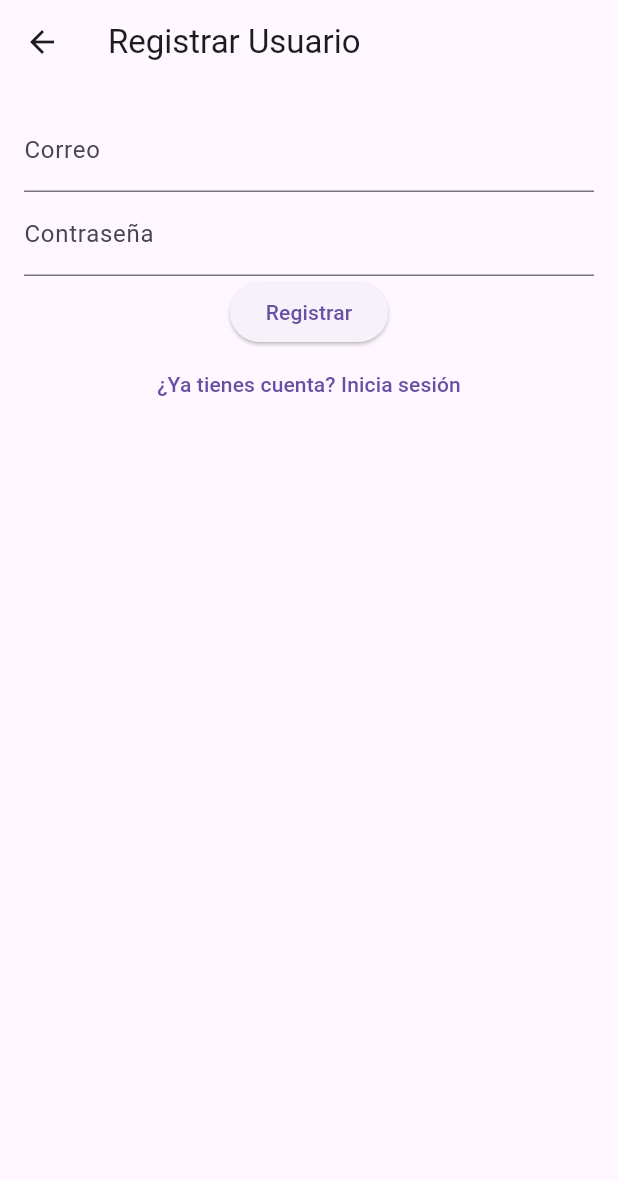
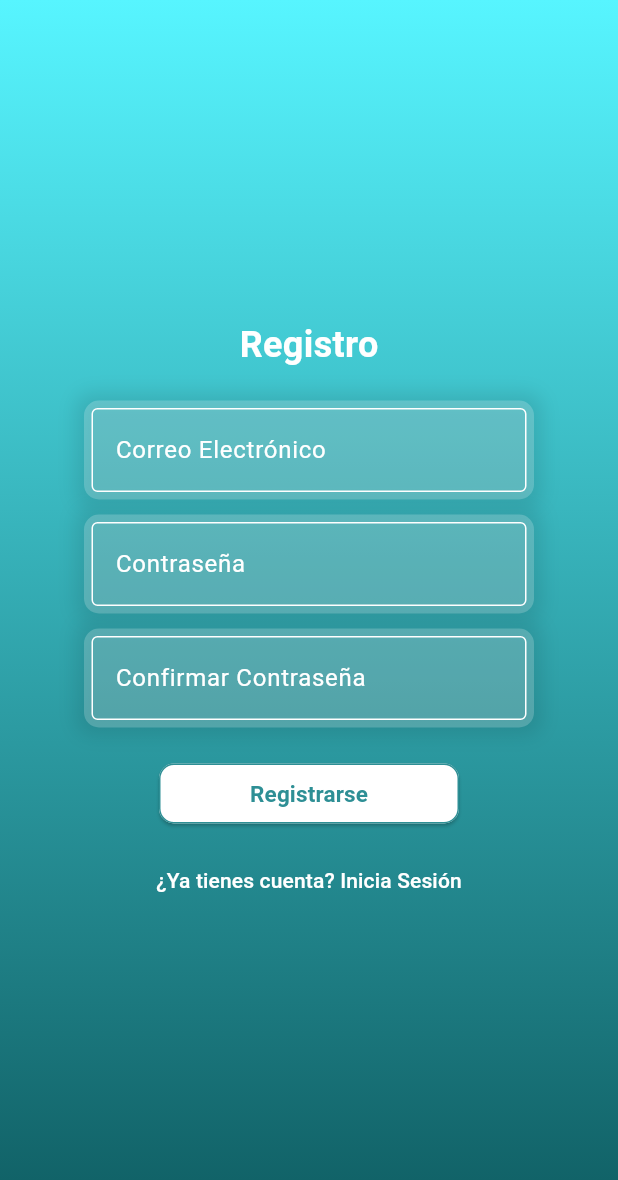
Before and after one commit to Karla-A03/Petify, a Flutter app: the RegisterScreen screen opened by its route, on a phone screen of 412 x 824 dp. Shown: the top 1180 px of the screen. Run offline on Flutter 3.47's test engine with Material 3 defaults, Android fonts, the phone set to English and light mode, and no system bars; our stand-ins replace cloud_firestore, firebase_auth, firebase_core; missing offline and left inert: firebase_app_check; accounts and stored records are empty.

Commit message:
front de pantallas de registro para cuenta/mascota

```diff
--- a/lib/screens/register_screen.dart
+++ b/lib/screens/register_screen.dart
@@ -9,61 +9,195 @@ class RegisterScreen extends StatefulWidget {
 }
 
 class _RegisterScreenState extends State<RegisterScreen> {
-  final FirebaseAuth _auth = FirebaseAuth.instance;
   final TextEditingController _emailController = TextEditingController();
   final TextEditingController _passwordController = TextEditingController();
+  final TextEditingController _confirmPasswordController = TextEditingController();
 
-  Future<void> _register() async {
+  bool _isLoading = false;
+
+  void _register() async {
+    if (_passwordController.text != _confirmPasswordController.text) {
+      _showErrorDialog('Las contraseñas no coinciden.');
+      return;
+    }
+
+    setState(() {
+      _isLoading = true;
+    });
+
     try {
-      UserCredential userCredential = await _auth.createUserWithEmailAndPassword(
+      await FirebaseAuth.instance.createUserWithEmailAndPassword(
         email: _emailController.text,
         password: _passwordController.text,
       );
-      // Redirigir al usuario a la pantalla para registrar la mascota
+
       Navigator.pushReplacement(
         context,
-        MaterialPageRoute(builder: (context) => RegisterPetScreen(userEmail: userCredential.user!.email!)),
+        MaterialPageRoute(builder: (context) => LoginScreen()),
       );
     } catch (e) {
-      ScaffoldMessenger.of(context).showSnackBar(
-        SnackBar(content: Text('Error al registrarse: $e')),
+      _showErrorDialog('Error al registrarse: $e');
+    } finally {
+      setState(() {
+        _isLoading = false;
+      });
+    }
+  }
+
+  void _showErrorDialog(String message) {
+    showDialog(
+      context: context,
+      builder: (context) => AlertDialog(
+        title: Text('Error'),
+        content: Text(message),
+        actions: [
+          TextButton(
+            onPressed: () => Navigator.of(context).pop(),
+            child: Text('Cerrar'),
+          ),
+        ],
+      ),
     );
-    }
   }
 
   @override
   Widget build(BuildContext context) {
     return Scaffold(
-      appBar: AppBar(title: Text('Registrar Usuario')),
-      body: Padding(
-        padding: EdgeInsets.all(16.0),
+      body: Container(
+        decoration: const BoxDecoration(
+          gradient: LinearGradient(
+            begin: Alignment.topCenter,
+            end: Alignment.bottomCenter,
+            colors: [
+              Color(0xFF57F5FF),
+              Color(0xFF0E5C61),
+            ],
+          ),
+        ),
+        child: Padding(
+          padding: const EdgeInsets.all(16.0),
           child: Column(
+            mainAxisAlignment: MainAxisAlignment.center,
             children: [
-            TextField(
+              const Titulo(),
+              SizedBox(height: 20),
+              CampoInput(
                 controller: _emailController,
-              decoration: InputDecoration(labelText: 'Correo'),
+                label: 'Correo Electrónico',
+                isPassword: false,
               ),
-            TextField(
+              SizedBox(height: 10),
+              CampoInput(
                 controller: _passwordController,
-              decoration: InputDecoration(labelText: 'Contraseña'),
-              obscureText: true,
+                label: 'Contraseña',
+                isPassword: true,
               ),
-            ElevatedButton(
+              SizedBox(height: 10),
+              CampoInput(
+                controller: _confirmPasswordController,
+                label: 'Confirmar Contraseña',
+                isPassword: true,
+              ),
+              SizedBox(height: 20),
+              _isLoading
+                  ? CircularProgressIndicator()
+                  : ElevatedButton(
                 onPressed: _register,
-              child: Text('Registrar'),
+                style: ElevatedButton.styleFrom(
+                  minimumSize: Size(200, 40),
+                  backgroundColor: Colors.white,
+                  foregroundColor: Color(0xFF2E8F95),
+                  side: BorderSide(color: Color(0xFF2E8F95)),
+                  shape: RoundedRectangleBorder(
+                    borderRadius: BorderRadius.circular(10),
                   ),
+                ),
+                child: Text(
+                  'Registrarse',
+                  style: TextStyle(
+                    fontSize: 15,
+                    fontWeight: FontWeight.bold,
+                    color: Color(0xFF2E8F95),
+                  ),
+                ),
+              ),
+              SizedBox(height: 10),
               TextButton(
-              onPressed: () {
-                Navigator.pushReplacement(
+                onPressed: () => Navigator.pushReplacement(
                   context,
                   MaterialPageRoute(builder: (context) => LoginScreen()),
-                );
-              },
-              child: Text('¿Ya tienes cuenta? Inicia sesión'),
+                ),
+                child: Text(
+                  '¿Ya tienes cuenta? Inicia Sesión',
+                  style: TextStyle(color: Colors.white),
+                ),
               ),
             ],
+          ),
         ),
       ),
     );
   }
 }
+
+class CampoInput extends StatelessWidget {
+  final TextEditingController controller;
+  final String label;
+  final bool isPassword;
+
+  const CampoInput({
+    required this.controller,
+    required this.label,
+    required this.isPassword,
+  });
+
+  @override
+  Widget build(BuildContext context) {
+    return Container(
+      margin: const EdgeInsets.symmetric(horizontal: 40),
+      padding: const EdgeInsets.all(5),
+      decoration: BoxDecoration(
+        color: Colors.white.withOpacity(0.2),
+        borderRadius: BorderRadius.circular(10),
+        boxShadow: [
+          BoxShadow(
+            color: Colors.black.withOpacity(0.1),
+            blurRadius: 10,
+            spreadRadius: 5,
+          ),
+        ],
+      ),
+      child: TextField(
+        controller: controller,
+        obscureText: isPassword,
+        style: const TextStyle(color: Colors.white),
+        decoration: InputDecoration(
+          labelText: label,
+          labelStyle: const TextStyle(color: Colors.white),
+          enabledBorder: const OutlineInputBorder(
+            borderSide: BorderSide(color: Colors.white),
+          ),
+          focusedBorder: const OutlineInputBorder(
+            borderSide: BorderSide(color: Colors.white),
+          ),
+        ),
+      ),
+    );
+  }
+}
+
+class Titulo extends StatelessWidget {
+  const Titulo();
+
+  @override
+  Widget build(BuildContext context) {
+    return Text(
+      'Registro',
+      style: TextStyle(
+        fontSize: 24,
+        fontWeight: FontWeight.bold,
+        color: Colors.white,
+      ),
+    );
+  }
+}
```
Also changed, not shown: lib/screens/register_pet.dart (+99 -54 lines). Lines whose indentation alone changed are shown as unchanged.
